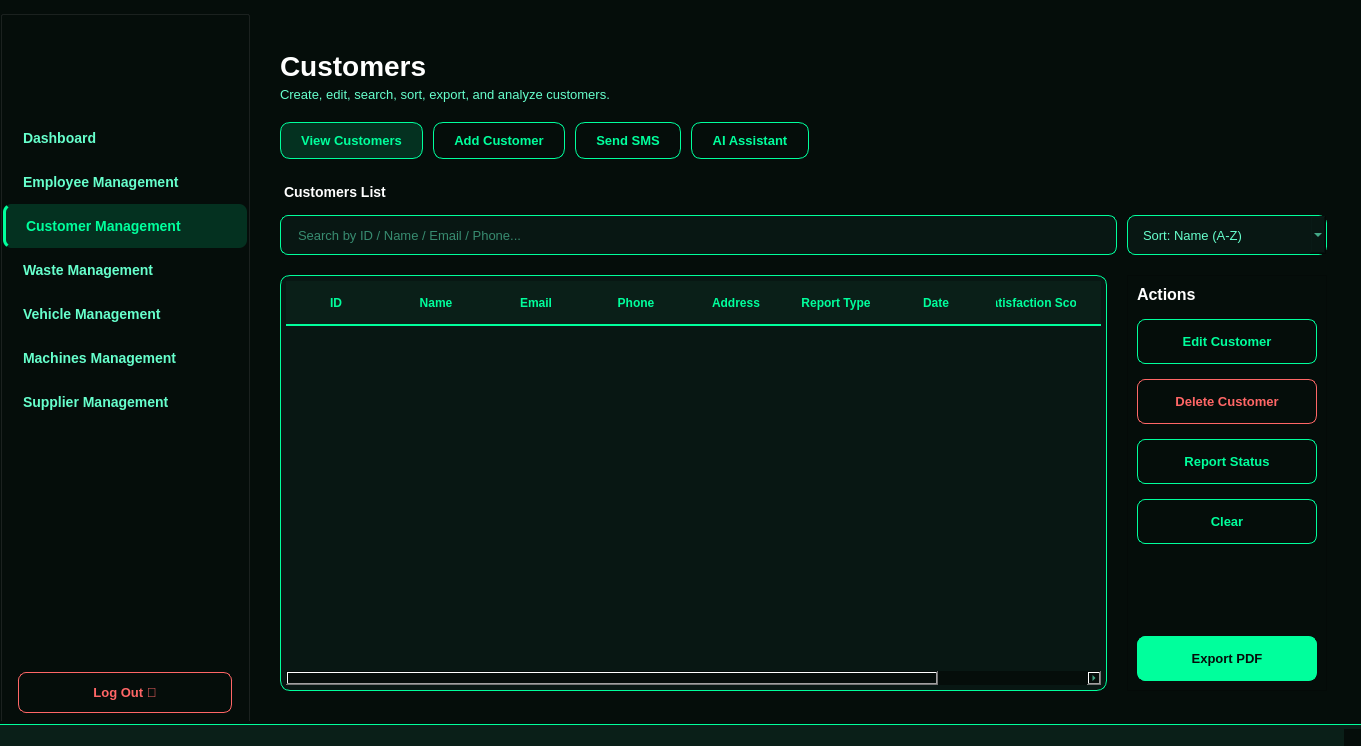
Above: mainwindow.ui from Seif-Allah-Amami/SmartWaste_Qt before the change. Below: the same form after it.
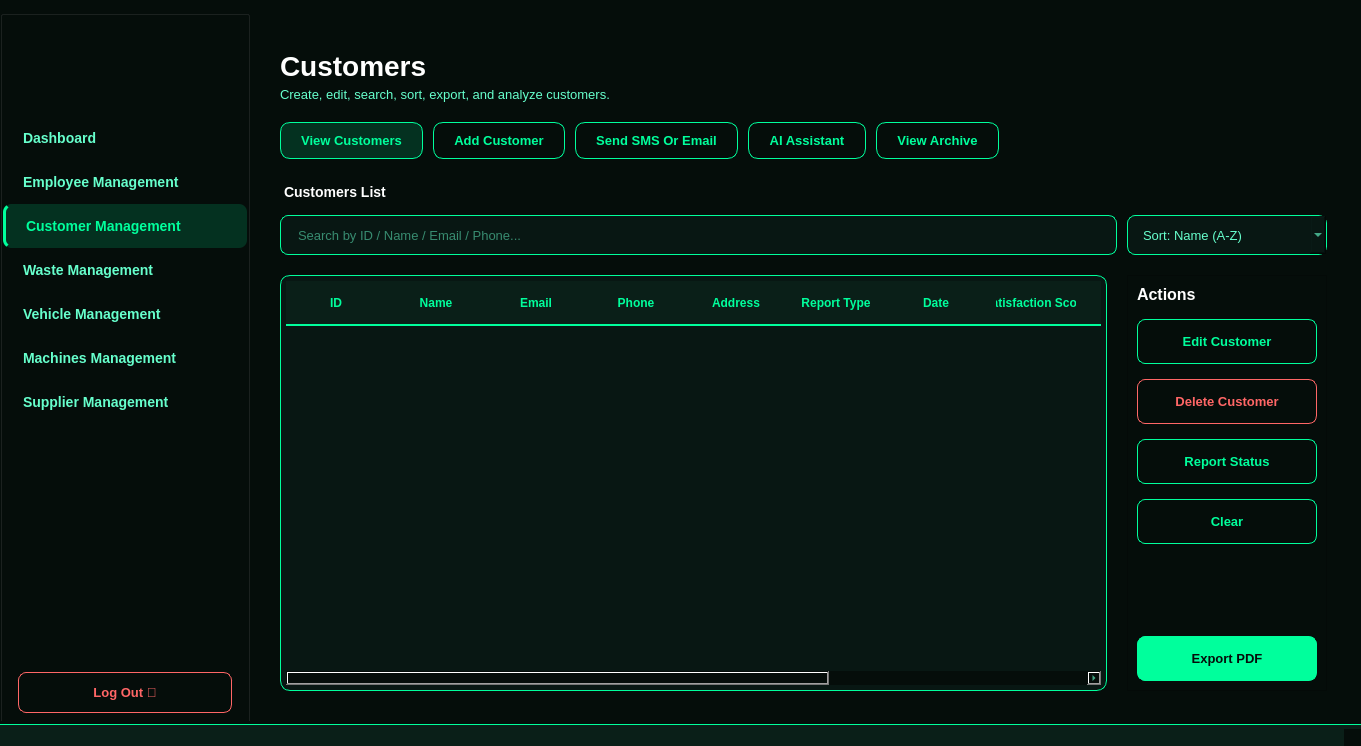
That is the form after the change. Icons and pictures are not drawn.

```diff
--- a/mainwindow.ui
+++ b/mainwindow.ui
@@ -2564,7 +2564,7 @@
 }</string>
            </property>
            <property name="text">
-            <string>Send SMS</string>
+            <string>Send SMS Or Email</string>
            </property>
           </widget>
          </item>
@@ -2589,6 +2589,27 @@
            </property>
           </widget>
          </item>
+         <item>
+          <widget class="QPushButton" name="btnCustomerSMS_2">
+           <property name="styleSheet">
+            <string notr="true">QPushButton {
+    background-color: transparent;
+    border: 1px solid #00ff9c;
+    border-radius: 10px;
+    padding: 10px 20px;
+    color: #00ff9c;
+    font-weight: 600;
+}
+
+QPushButton:hover {
+    background-color: rgba(0, 255, 156, 0.1);
+}</string>
+           </property>
+           <property name="text">
+            <string>View Archive</string>
+           </property>
+          </widget>
+         </item>
          <item>
           <spacer name="horizontalSpacer_10">
            <property name="orientation">
@@ -2768,6 +2789,16 @@
              <string>Status</string>
             </property>
            </column>
+           <column>
+            <property name="text">
+             <string>Archived</string>
+            </property>
+           </column>
+           <column>
+            <property name="text">
+             <string>Archive_Date</string>
+            </property>
+           </column>
           </widget>
          </item>
          <item>
```
Left out of the diff: 4 changed lines with no effect on the pictures.
